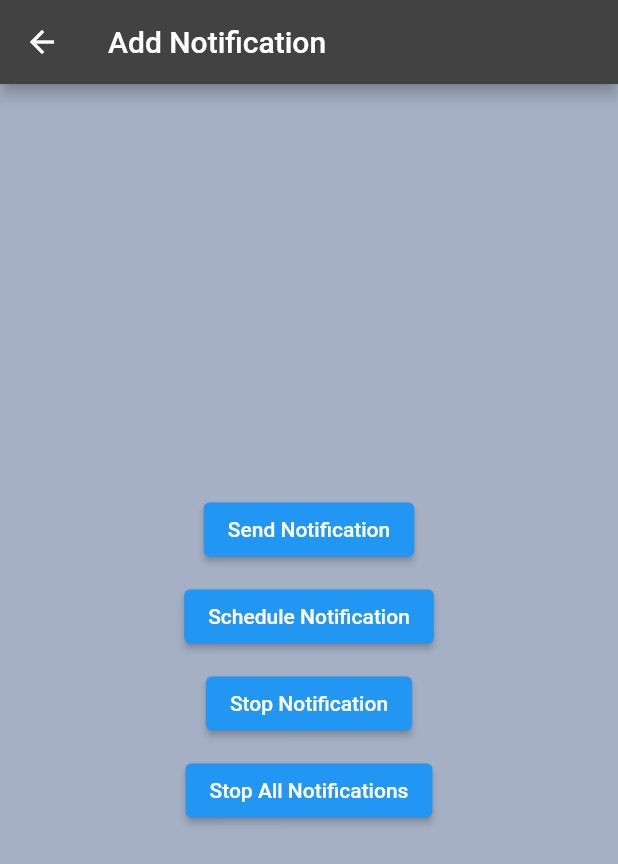
After one commit to NaragudeNitin/userLoginUsingFLutter, a Flutter app: the SetNotification screen opened directly, after a tap on "Send Notification", on a phone screen of 412 x 824 dp. The commit adds this screen. Shown: the top 864 px of the screen. Run offline on Flutter 3.47's test engine with Material 2 defaults, Android fonts, the phone set to English and light mode, and no system bars; our stand-ins replace cloud_firestore, firebase_auth, firebase_core, firebase_storage, flutter_local_notifications, google_sign_in and 1 more; accounts and stored records are empty.

Commit message:
Added notification and pagination and removed unwanted files

```diff
--- a/lib/auth/enum_page.dart
+++ /dev/null
@@ -1 +0,0 @@
-enum ViewType{ grid, list}
--- /dev/null
+++ b/lib/readdata/notification_services.dart
@@ -0,0 +1,67 @@
+import 'package:flutter_local_notifications/flutter_local_notifications.dart';
+
+class NotificationServices {
+  final FlutterLocalNotificationsPlugin _flutterLocalNotificationsPlugin =
+      FlutterLocalNotificationsPlugin();
+
+  final AndroidInitializationSettings _androidInitializationSettings =
+      const AndroidInitializationSettings(('logo'));
+
+  void initialiseNotification() async {
+    InitializationSettings initializationSettings =
+    InitializationSettings(android: _androidInitializationSettings,
+    );
+
+    await _flutterLocalNotificationsPlugin.initialize(initializationSettings);
+  }
+
+  void sendNotification(String title, String body) async{
+
+    AndroidNotificationDetails androidNotificationDetails =
+    const AndroidNotificationDetails(
+      "channelId",
+      "channelName",
+      playSound: true,
+      importance: Importance.high,
+      priority: Priority.high);
+
+    NotificationDetails notificationDetails =
+    NotificationDetails(android: androidNotificationDetails);
+
+    await _flutterLocalNotificationsPlugin.show(
+      0,
+      title,
+      body,
+      notificationDetails
+      );
+  }
+
+  void scheduleNotification(String title, String body) async{
+
+    AndroidNotificationDetails androidNotificationDetails =
+    const AndroidNotificationDetails(
+      "channelId",
+      "channelName",
+      playSound: true,
+      importance: Importance.high,
+      priority: Priority.high);
+
+    NotificationDetails notificationDetails =
+    NotificationDetails(android: androidNotificationDetails);
+
+    await _flutterLocalNotificationsPlugin.periodicallyShow(
+      0,
+      title,
+      body,
+      RepeatInterval.everyMinute,
+      notificationDetails);
+  }
+
+  void stopNotifications () async {
+    _flutterLocalNotificationsPlugin.cancel(0);
+  }
+
+  void stopAllNotifications () async {
+    _flutterLocalNotificationsPlugin.cancelAll();
+  }
+}
--- /dev/null
+++ b/lib/screens/notification_screen.dart
@@ -0,0 +1,82 @@
+import 'package:flutter/material.dart';
+import '../readdata/notification_services.dart';
+
+class SetNotification extends StatefulWidget {
+  const SetNotification({super.key, required this.title});
+
+  final String title;
+
+  @override
+  State<SetNotification> createState() => _SetNotificationState();
+}
+
+class _SetNotificationState extends State<SetNotification> {
+  NotificationServices notificationServices = NotificationServices();
+  @override
+  void initState() {
+    super.initState();
+    notificationServices.initialiseNotification();
+  }
+
+  @override
+  Widget build(BuildContext context) {
+    return Scaffold(
+      backgroundColor: const Color.fromARGB(255, 165, 176, 197),
+      appBar: AppBar(
+        title: Text(widget.title),
+      ),
+      body: SizedBox(
+        width: double.infinity,
+        child: Column(
+          mainAxisAlignment: MainAxisAlignment.center,
+          children: [
+            ElevatedButton(
+              onPressed: () {
+                debugPrint("send notification pressed");
+                notificationServices.sendNotification(
+                    "title", " this is a body");
+              },
+              child: const Text(
+                "Send Notification",
+              ),
+            ),
+            const SizedBox(
+              height: 10,
+            ),
+            ElevatedButton(
+              onPressed: () {
+                notificationServices.scheduleNotification(
+                    "Scheduled notification", "body of Scheduled notification");
+              },
+              child: const Text(
+                "Schedule Notification",
+              ),
+            ),
+            const SizedBox(
+              height: 10,
+            ),
+            ElevatedButton(
+              onPressed: () {
+                notificationServices.stopNotifications();
+              },
+              child: const Text(
+                "Stop Notification",
+              ),
+            ),
+            const SizedBox(
+              height: 10,
+            ),
+            ElevatedButton(
+              onPressed: () {
+                notificationServices.stopAllNotifications();
+              },
+              child: const Text(
+                "Stop All Notifications",
+              ),
+            ),
+          ],
+        ),
+      ),
+    );
+  }
+}
--- a/lib/screens/update_note_screen.dart
+++ b/lib/screens/update_note_screen.dart
@@ -1,5 +1,7 @@
 import 'package:cloud_firestore/cloud_firestore.dart';
 import 'package:flutter/material.dart';
+
+import 'notification_screen.dart';
 
 class UpdateNoteScreen extends StatefulWidget {
   final Map data1;
@@ -13,16 +15,16 @@ class UpdateNoteScreen extends StatefulWidget {
 }
 
 class _UpdateNoteScreenState extends State<UpdateNoteScreen> {
-
-TextEditingController titletexteditingController = TextEditingController();
-TextEditingController descriptiontexteditingController = TextEditingController();
+  TextEditingController titletexteditingController = TextEditingController();
+  TextEditingController descriptiontexteditingController =
+      TextEditingController();
 
   bool edit = false;
   GlobalKey<FormState> key = GlobalKey<FormState>();
 
   @override
   void initState() {
-    titletexteditingController.text =  widget.data1['title'];
+    titletexteditingController.text = widget.data1['title'];
     descriptiontexteditingController.text = widget.data1['description'];
     super.initState();
   }
@@ -103,6 +105,33 @@ TextEditingController descriptiontexteditingController = TextEditingController()
                         //
                         const SizedBox(
                           width: 8.0,
+                        ),
+
+                        ElevatedButton(
+                          onPressed: () {
+                            Navigator.push(
+                                context,
+                                MaterialPageRoute(
+                                  builder: (context) => const SetNotification(
+                                    title: 'Add Notification',
+                                  ),
+                                ));
+                          },
+                          style: ButtonStyle(
+                            backgroundColor: MaterialStateProperty.all(
+                              Colors.grey[700],
+                            ),
+                            padding: MaterialStateProperty.all(
+                              const EdgeInsets.symmetric(
+                                horizontal: 15.0,
+                                vertical: 8.0,
+                              ),
+                            ),
+                          ),
+                          child: const Icon(
+                            Icons.notification_add,
+                            size: 24.0,
+                          ),
                         ),
                         //
                         ElevatedButton(
@@ -217,7 +246,10 @@ TextEditingController descriptiontexteditingController = TextEditingController()
     if (key.currentState!.validate()) {
       // TODo : showing any kind of alert that new changes have been saved
       await widget.ref.update(
-        {'title': titletexteditingController.text, 'description': descriptiontexteditingController.text},
+        {
+          'title': titletexteditingController.text,
+          'description': descriptiontexteditingController.text
+        },
       );
     }
   }
--- a/pubspec.yaml
+++ b/pubspec.yaml
@@ -46,6 +46,8 @@ dependencies:
   image_picker: ^0.8.6
   intl: ^0.18.0
   get: ^4.6.5
+  # firebase_messaging: ^14.2.1
+  flutter_local_notifications: ^13.0.0
 
 dev_dependencies:
   flutter_test:
```
Also changed, not shown: lib/pages/forgot_password_page.dart (+8 -9 lines), lib/pages/home_page.dart (+18 -35 lines), lib/pages/login_page.dart (+0 -44 lines), lib/pages/register_page.dart (+0 -24 lines), lib/readdata/get_user_name.dart (deleted, +0 -32 lines), lib/screens/add_note_screen.dart (+15 -14 lines), lib/screens/pagination_screen.dart (added, +90 -0 lines), lib/screens/profile_screen.dart (deleted, +0 -81 lines), lib/views/grid_view.dart (deleted, +0 -39 lines), lib/views/list_view.dart (indentation only), pubspec.lock, 2 other files.
